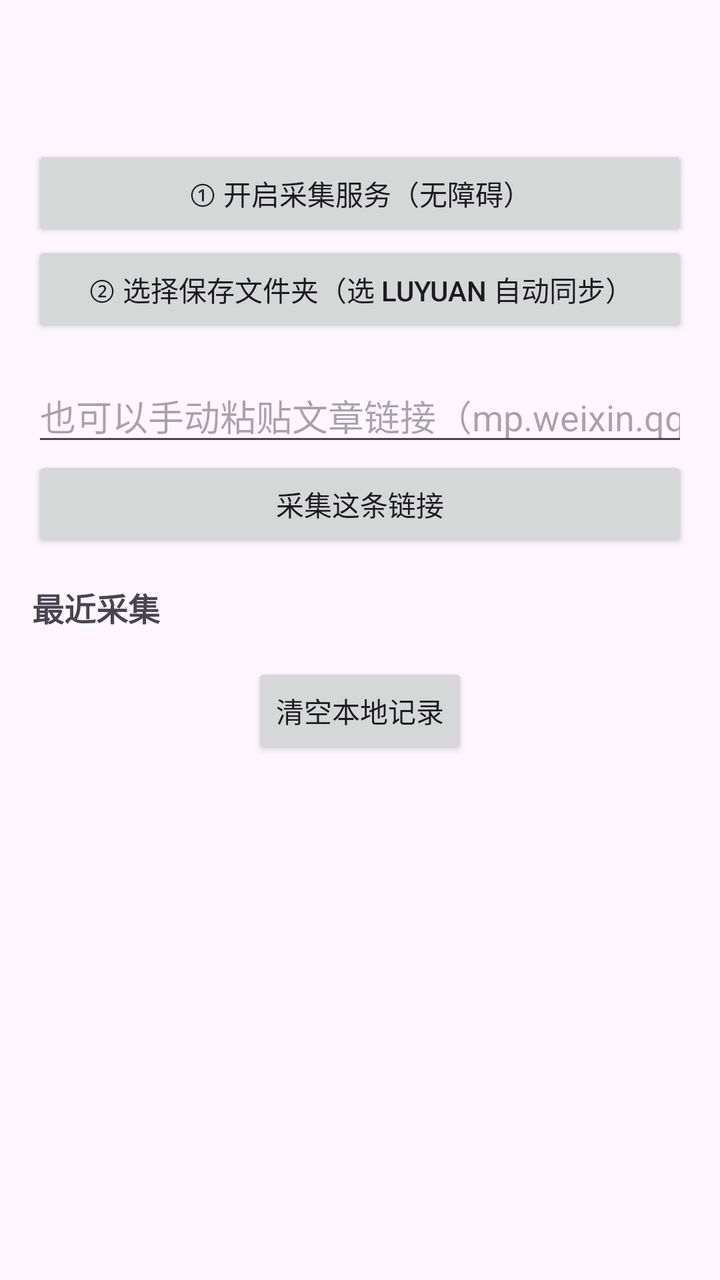
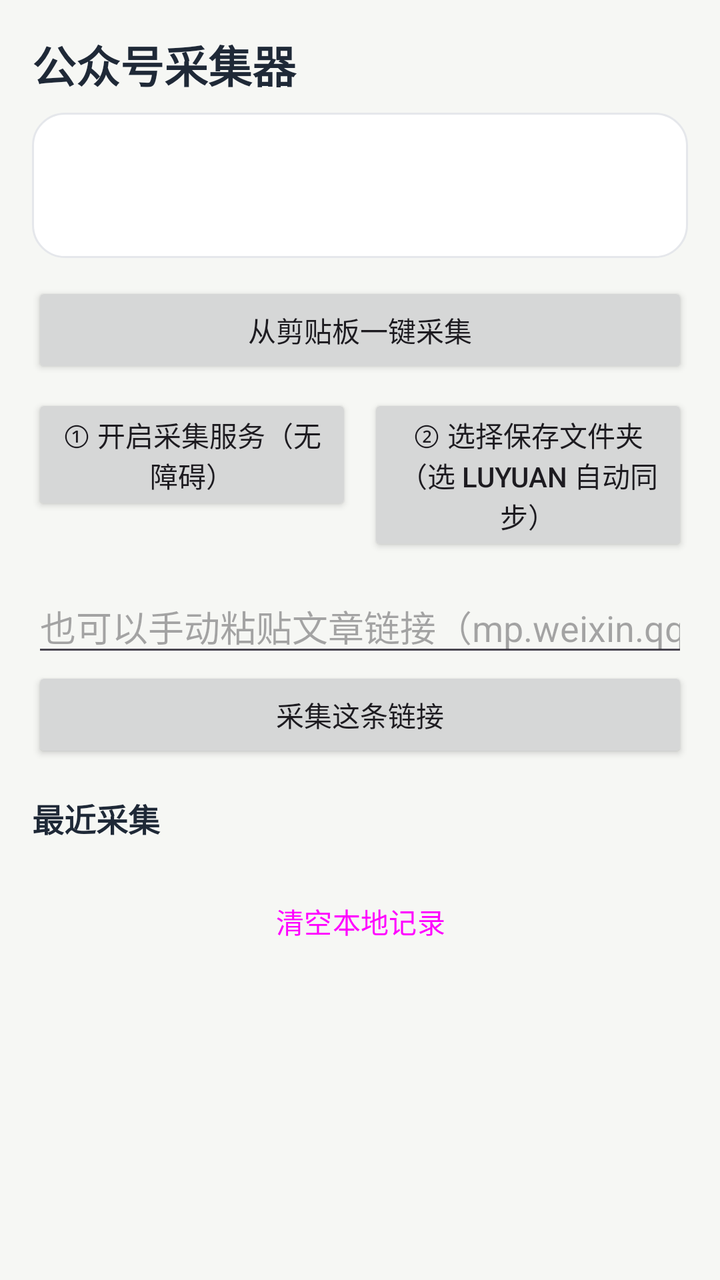

Before-and-after screenshots of an Android layout around one commit, followed by the original layout XML and the change that was made.
<!-- AndroidManifest.xml: application theme Theme.Gzh -->
<!-- res/layout/activity_main.xml -->
<?xml version="1.0" encoding="utf-8"?>
<ScrollView xmlns:android="http://schemas.android.com/apk/res/android"
    android:layout_width="match_parent"
    android:layout_height="match_parent">

    <LinearLayout
        android:layout_width="match_parent"
        android:layout_height="wrap_content"
        android:orientation="vertical"
        android:padding="16dp">

        <TextView
            android:id="@+id/tv_status"
            android:layout_width="match_parent"
            android:layout_height="wrap_content"
            android:textSize="15sp"
            android:paddingBottom="4dp" />

        <TextView
            android:id="@+id/tv_folder"
            android:layout_width="match_parent"
            android:layout_height="wrap_content"
            android:textSize="15sp"
            android:paddingBottom="12dp" />

        <Button
            android:id="@+id/btn_service"
            android:layout_width="match_parent"
            android:layout_height="wrap_content"
            android:text="@string/btn_service" />

        <Button
            android:id="@+id/btn_folder"
            android:layout_width="match_parent"
            android:layout_height="wrap_content"
            android:text="@string/btn_folder" />

        <EditText
            android:id="@+id/et_input"
            android:layout_width="match_parent"
            android:layout_height="wrap_content"
            android:layout_marginTop="16dp"
            android:hint="@string/hint_input"
            android:inputType="textUri"
            android:maxLines="3" />

        <Button
            android:id="@+id/btn_add"
            android:layout_width="match_parent"
            android:layout_height="wrap_content"
            android:text="@string/btn_add" />

        <TextView
            android:id="@+id/tv_header"
            android:layout_width="match_parent"
            android:layout_height="wrap_content"
            android:layout_marginTop="16dp"
            android:text="@string/list_header"
            android:textSize="16sp"
            android:textStyle="bold" />

        <LinearLayout
            android:id="@+id/list_captures"
            android:layout_width="match_parent"
            android:layout_height="wrap_content"
            android:orientation="vertical" />

        <Button
            android:id="@+id/btn_clear"
            android:layout_width="wrap_content"
            android:layout_height="wrap_content"
            android:layout_gravity="center_horizontal"
            android:layout_marginTop="16dp"
            android:text="@string/btn_clear" />
    </LinearLayout>
</ScrollView>
<!-- resources referenced by this layout -->
<resources>
  <string name="btn_add">采集这条链接</string>
  <string name="btn_clear">清空本地记录</string>
  <string name="btn_folder">② 选择保存文件夹（选 Luyuan 自动同步）</string>
  <string name="btn_service">① 开启采集服务（无障碍）</string>
  <string name="hint_input">也可以手动粘贴文章链接（mp.weixin.qq.com 开头）</string>
  <string name="list_header">最近采集</string>
  <style name="Theme.Gzh" parent="Theme.Material3.DayNight.NoActionBar" />
</resources>

<!-- the commit's change to res/layout/activity_main.xml (unified diff, before → after) -->
@@ -10,36 +10,71 @@
         android:padding="16dp">
 
         <TextView
-            android:id="@+id/tv_status"
+            android:id="@+id/tv_title"
             android:layout_width="match_parent"
             android:layout_height="wrap_content"
-            android:textSize="15sp"
-            android:paddingBottom="4dp" />
+            android:text="@string/app_name"
+            android:textColor="@color/text_main"
+            android:textSize="22sp"
+            android:textStyle="bold"
+            android:paddingBottom="8dp" />
 
-        <TextView
-            android:id="@+id/tv_folder"
+        <LinearLayout
             android:layout_width="match_parent"
             android:layout_height="wrap_content"
-            android:textSize="15sp"
-            android:paddingBottom="12dp" />
+            android:orientation="vertical"
+            android:background="@drawable/bg_card"
+            android:padding="14dp">
+
+            <TextView
+                android:id="@+id/tv_status"
+                android:layout_width="match_parent"
+                android:layout_height="wrap_content"
+                android:textSize="15sp"
+                android:paddingBottom="4dp" />
+
+            <TextView
+                android:id="@+id/tv_folder"
+                android:layout_width="match_parent"
+                android:layout_height="wrap_content"
+                android:textSize="15sp" />
+        </LinearLayout>
 
         <Button
-            android:id="@+id/btn_service"
+            android:id="@+id/btn_clip"
             android:layout_width="match_parent"
             android:layout_height="wrap_content"
-            android:text="@string/btn_service" />
+            android:layout_marginTop="12dp"
+            android:text="@string/btn_clip" />
 
-        <Button
-            android:id="@+id/btn_folder"
+        <LinearLayout
             android:layout_width="match_parent"
             android:layout_height="wrap_content"
-            android:text="@string/btn_folder" />
+            android:orientation="horizontal"
+            android:layout_marginTop="8dp">
+
+            <Button
+                android:id="@+id/btn_service"
+                android:layout_width="0dp"
+                android:layout_height="wrap_content"
+                android:layout_weight="1"
+                android:layout_marginEnd="4dp"
+                android:text="@string/btn_service" />
+
+            <Button
+                android:id="@+id/btn_folder"
+                android:layout_width="0dp"
+                android:layout_height="wrap_content"
+                android:layout_weight="1"
+                android:layout_marginStart="4dp"
+                android:text="@string/btn_folder" />
+        </LinearLayout>
 
         <EditText
             android:id="@+id/et_input"
             android:layout_width="match_parent"
             android:layout_height="wrap_content"
-            android:layout_marginTop="16dp"
+            android:layout_marginTop="12dp"
             android:hint="@string/hint_input"
             android:inputType="textUri"
             android:maxLines="3" />
@@ -56,6 +91,7 @@
             android:layout_height="wrap_content"
             android:layout_marginTop="16dp"
             android:text="@string/list_header"
+            android:textColor="@color/text_main"
             android:textSize="16sp"
             android:textStyle="bold" />
 
@@ -63,14 +99,16 @@
             android:id="@+id/list_captures"
             android:layout_width="match_parent"
             android:layout_height="wrap_content"
+            android:layout_marginTop="4dp"
             android:orientation="vertical" />
 
         <Button
             android:id="@+id/btn_clear"
+            style="@style/Widget.Material3.Button.TextButton"
             android:layout_width="wrap_content"
             android:layout_height="wrap_content"
             android:layout_gravity="center_horizontal"
-            android:layout_marginTop="16dp"
+            android:layout_marginTop="12dp"
             android:text="@string/btn_clear" />
     </LinearLayout>
 </ScrollView>
<!-- resource entries referenced after the edit -->
@@ -1,11 +1,30 @@
 <!-- resources referenced by this layout -->
 <resources>
+  <color name="text_main">#1F2937</color>
+  <!-- drawable bg_card (drawable) -->
+  <?xml version="1.0" encoding="utf-8"?>
+  <shape xmlns:android="http://schemas.android.com/apk/res/android" android:shape="rectangle">
+      <solid android:color="@color/card_white" />
+      <corners android:radius="16dp" />
+      <stroke android:width="1dp" android:color="#E5E7EB" />
+  </shape>
+  <string name="app_name">公众号采集器</string>
   <string name="btn_add">采集这条链接</string>
   <string name="btn_clear">清空本地记录</string>
+  <string name="btn_clip">从剪贴板一键采集</string>
   <string name="btn_folder">② 选择保存文件夹（选 Luyuan 自动同步）</string>
   <string name="btn_service">① 开启采集服务（无障碍）</string>
   <string name="hint_input">也可以手动粘贴文章链接（mp.weixin.qq.com 开头）</string>
   <string name="list_header">最近采集</string>
-  <style name="Theme.Gzh" parent="Theme.Material3.DayNight.NoActionBar" />
+  <style name="Theme.Gzh" parent="Theme.Material3.DayNight.NoActionBar">
+          <item name="colorPrimary">@color/brand_blue</item>
+          <item name="colorSecondary">@color/brand_blue</item>
+          <item name="android:windowBackground">@color/paper_bg</item>
+          <item name="android:statusBarColor">@color/paper_bg</item>
+          <item name="android:windowLightStatusBar">true</item>
+      </style>
+  <color name="card_white">#FFFFFF</color>
+  <color name="brand_blue">#3B82F6</color>
+  <color name="paper_bg">#F6F7F4</color>
 </resources>
 
